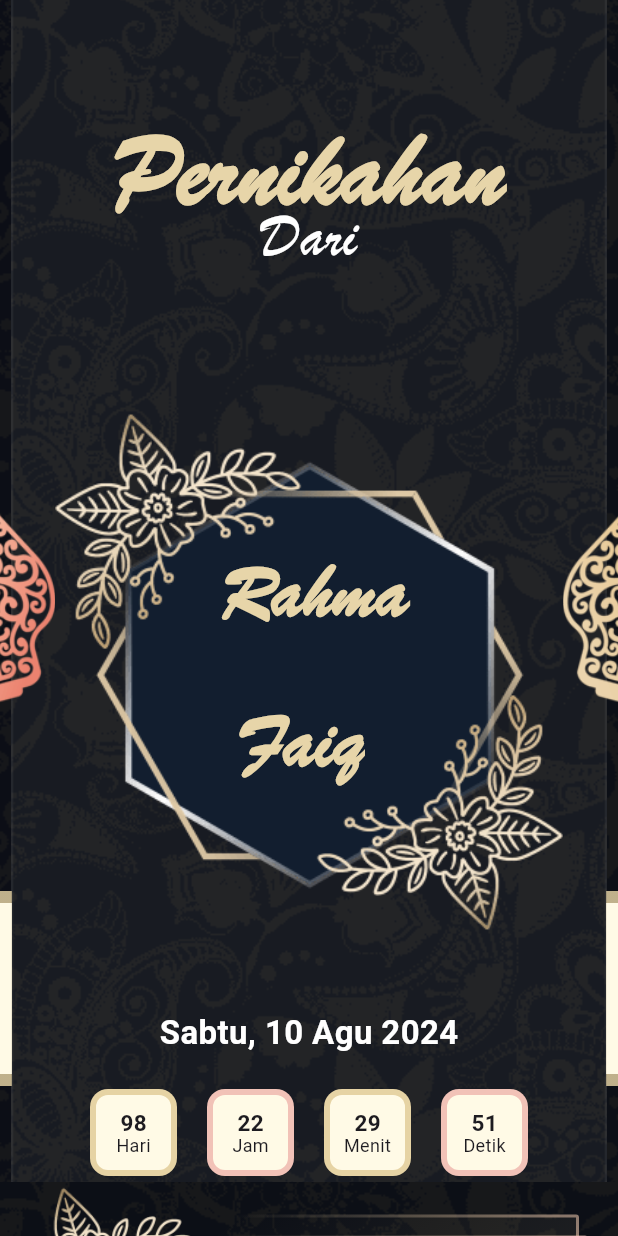
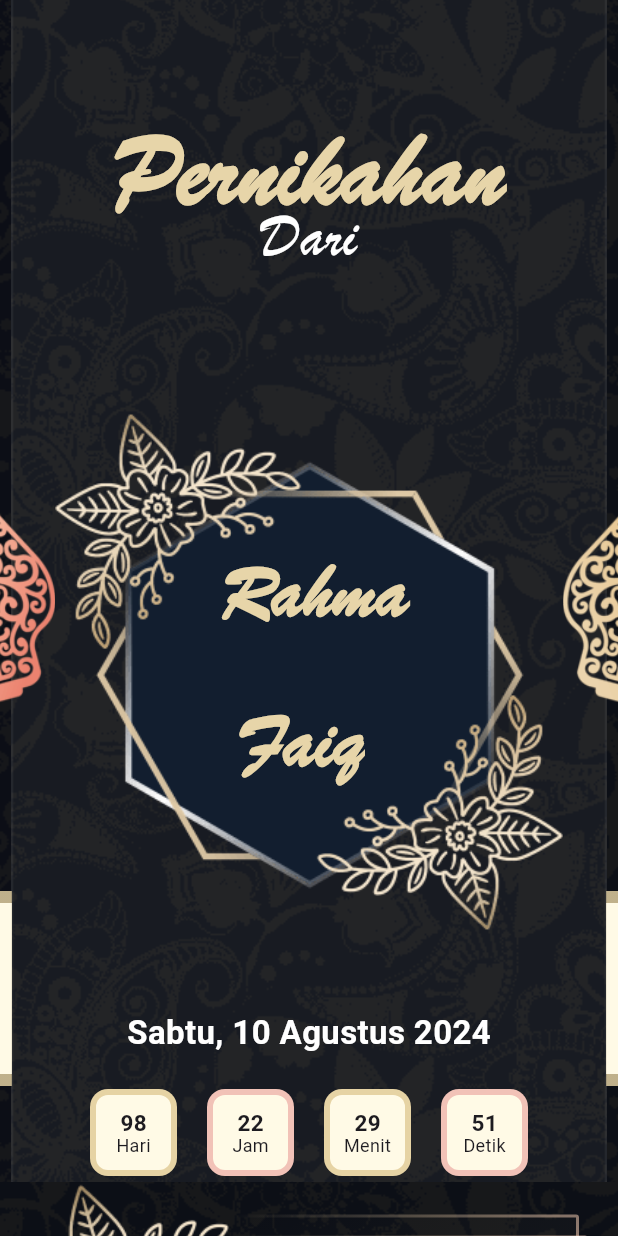
Before and after one commit to faequl96/invitation_app, a Flutter app: the screen it shows after launch, scrolled down 1152 dp, on a phone screen of 412 x 824 dp. Run offline on Flutter 3.47's test engine with Material 3 defaults, Android fonts, the phone set to English and light mode, and no system bars; our stand-ins replace gradient_borders.

Commit message:
meningkatkan lagi

```diff
--- a/lib/pages/page_1/page_1.dart
+++ b/lib/pages/page_1/page_1.dart
@@ -21,7 +21,7 @@ class Page1 extends StatelessWidget {
   Widget build(BuildContext context) {
     final Size size = MediaQuery.of(context).size;
 
-    final DateFormat dateFormater = DateFormat("EEEE, dd MMM yyyy", "id_ID");
+    final DateFormat dateFormater = DateFormat("EEEE, dd MMMM yyyy", "id_ID");
 
     return Container(
       height: size.height,
--- a/lib/pages/page_2/page_2.dart
+++ b/lib/pages/page_2/page_2.dart
@@ -2,6 +2,7 @@ import 'package:flutter/material.dart';
 import 'package:gradient_borders/box_borders/gradient_box_border.dart';
 import 'package:invitation_app/enum/enums.dart';
 import 'package:invitation_app/methods/methods.dart';
+import 'package:invitation_app/pages/cover_page/countdown.dart';
 
 class Page2 extends StatelessWidget {
   const Page2({super.key, required this.hType, required this.wType});
@@ -41,7 +42,7 @@ class Page2 extends StatelessWidget {
                     Color.fromARGB(255, 255, 198, 192),
                     Color.fromARGB(255, 230, 211, 164),
                     Color.fromARGB(255, 255, 198, 192),
-                    Color.fromARGB(0, 230, 211, 164),
+                    Color.fromARGB(255, 230, 211, 164),
                   ],
                   stops: [0.1, 0.4, 0.5, 0.6, 0.9],
                   transform: GradientRotation(-0.2),
@@ -52,9 +53,9 @@ class Page2 extends StatelessWidget {
                 end: Alignment.bottomRight,
                 colors: [
                   Color.fromARGB(0, 230, 211, 164),
-                  Color.fromARGB(34, 230, 211, 164),
-                  Color.fromARGB(46, 230, 211, 164),
-                  Color.fromARGB(34, 230, 211, 164),
+                  Color.fromARGB(14, 230, 211, 164),
+                  Color.fromARGB(20, 230, 211, 164),
+                  Color.fromARGB(14, 230, 211, 164),
                   Color.fromARGB(0, 230, 211, 164),
                 ],
                 stops: [0.1, 0.4, 0.5, 0.6, 0.9],
@@ -79,7 +80,7 @@ class Page2 extends StatelessWidget {
                     Color.fromARGB(255, 255, 198, 192),
                     Color.fromARGB(255, 230, 211, 164),
                     Color.fromARGB(255, 255, 198, 192),
-                    Color.fromARGB(0, 230, 211, 164),
+                    Color.fromARGB(255, 230, 211, 164),
                   ],
                   stops: [0.1, 0.4, 0.5, 0.6, 0.9],
                   transform: GradientRotation(-0.2),
@@ -90,9 +91,9 @@ class Page2 extends StatelessWidget {
                 end: Alignment.bottomRight,
                 colors: [
                   Color.fromARGB(0, 230, 211, 164),
-                  Color.fromARGB(34, 230, 211, 164),
-                  Color.fromARGB(46, 230, 211, 164),
-                  Color.fromARGB(34, 230, 211, 164),
+                  Color.fromARGB(14, 230, 211, 164),
+                  Color.fromARGB(20, 230, 211, 164),
+                  Color.fromARGB(14, 230, 211, 164),
                   Color.fromARGB(0, 230, 211, 164),
                 ],
                 stops: [0.1, 0.4, 0.5, 0.6, 0.9],
@@ -109,26 +110,27 @@ class Page2 extends StatelessWidget {
               ),
               child: Column(
                 children: [
-                  SizedBox(height: h(hType, 40, 56, 72, 88)),
+                  SizedBox(height: h(hType, 72, 88, 104, 120)),
                   Image.asset(
                     "assets/bismillah.png",
                     width: w(wType, 120, 132, 144, 156),
                   ),
-                  const SizedBox(height: 16),
-                  const Text.rich(
-                    TextSpan(
-                      children: [
-                        WidgetSpan(child: SizedBox(width: 36)),
-                        TextSpan(
-                          text:
-                              '"Dan di antara tanda-tanda (kebesaran)-Nya adalah Dia menciptakan pasangan-pasangan untukmu dari jenismu sendiri, agar kamu cenderung dan merasa tenteram kepadanya". (Ar-Ruum Ayat 21)',
-                        )
-                      ],
+                  const SizedBox(height: 24),
+                  const Text(
+                    '"Dan di antara tanda-tanda (kebesaran)-Nya adalah Dia menciptakan pasangan-pasangan untukmu dari jenismu sendiri, agar kamu cenderung dan merasa tenteram kepadanya".',
+                    style: TextStyle(color: Colors.white),
+                    textAlign: TextAlign.center,
+                  ),
+                  const SizedBox(height: 4),
+                  const Text(
+                    '(Ar-Ruum Ayat 21)',
+                    style: TextStyle(
+                      color: Color.fromARGB(255, 230, 211, 164),
+                      fontWeight: FontWeight.bold,
                     ),
-                    style: TextStyle(color: Colors.white),
-                    textAlign: TextAlign.justify,
+                    textAlign: TextAlign.center,
                   ),
-                  const SizedBox(height: 16),
+                  const SizedBox(height: 28),
                   const Text(
                     "Assalamu'alaikum Wr. Wb.",
                     style: TextStyle(
@@ -137,40 +139,68 @@ class Page2 extends StatelessWidget {
                       color: Color.fromARGB(255, 230, 211, 164),
                     ),
                   ),
-                  const SizedBox(height: 14),
-                  const Text.rich(
-                    TextSpan(
-                      children: [
-                        WidgetSpan(child: SizedBox(width: 36)),
-                        TextSpan(
-                          text:
-                              "Dengan memohon rahmat dan ridho Allah Subhanahu Wa Ta'ala. Kami mengundang Bapak/Ibu/Saudara/I, untuk menghadiri resepsi pernikahan kami.",
-                        )
-                      ],
-                    ),
+                  const SizedBox(height: 12),
+                  const Text(
+                    "Dengan memohon rahmat dan ridho Allah Subhanahu Wa Ta'ala. Kami mengundang Bapak/Ibu/Saudara/I, untuk menghadiri resepsi pernikahan kami.",
                     style: TextStyle(color: Colors.white),
-                    textAlign: TextAlign.justify,
+                    textAlign: TextAlign.center,
                   ),
                 ],
               ),
             ),
           ),
           Positioned(
-            top: -4,
+            left: 120,
+            bottom: 50,
+            child: CountDown(
+              hType: hType,
+              wType: wType,
+              unitTimeType: UnitTimeType.Hour,
+            ),
+          ),
+          Positioned(
+            right: 120,
+            bottom: 50,
+            child: CountDown(
+              hType: hType,
+              wType: wType,
+              unitTimeType: UnitTimeType.Minute,
+            ),
+          ),
+          Positioned(
+            right: 60,
+            bottom: 50,
+            child: CountDown(
+              hType: hType,
+              wType: wType,
+              unitTimeType: UnitTimeType.Second,
+            ),
+          ),
+          Positioned(
+            left: 60,
+            bottom: 50,
+            child: CountDown(
+              hType: hType,
+              wType: wType,
+              unitTimeType: UnitTimeType.Day,
+            ),
+          ),
+          Positioned(
+            top: -8,
             left: -4,
             child: Image.asset(
               "assets/frame_top_left.png",
-              width: w(wType, 120, 128, 136, 144),
+              width: w(wType, 150, 160, 170, 180),
             ),
           ),
-          Positioned(
-            bottom: -4,
-            right: -4,
-            child: Image.asset(
-              "assets/frame_bottom_right.png",
-              width: w(wType, 120, 128, 136, 144),
-            ),
-          ),
+          // Positioned(
+          //   bottom: -4,
+          //   right: -4,
+          //   child: Image.asset(
+          //     "assets/frame_bottom_right.png",
+          //     width: w(wType, 120, 130, 140, 150),
+          //   ),
+          // ),
         ],
       ),
     );
```
